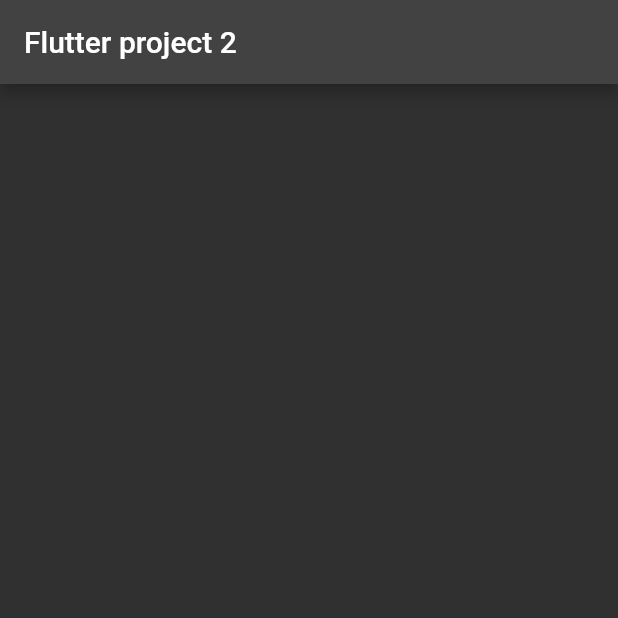
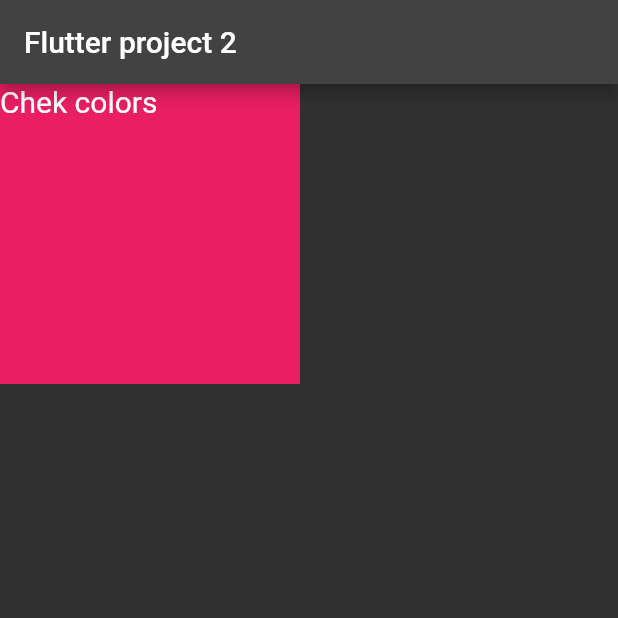
Before and after one commit to Nadil97/Flutter_Basic, a Flutter app: the screen it shows after launch, on a phone screen of 412 x 824 dp, the top half of it. Run offline on Flutter 3.47's test engine with Material 2 defaults, Android fonts, the phone set to English and light mode, and no system bars; our stand-ins replace device_preview.

Commit message:
container eddit

```diff
--- a/flutter_basic_2/lib/main.dart
+++ b/flutter_basic_2/lib/main.dart
@@ -39,7 +39,18 @@ class _MyHomePageState extends State<MyHomePage> {
       appBar: AppBar(
         title: Text("Flutter project 2"),
       ),
-      body: Container(),
+      body: Container(
+        height: 200.0,
+        width: 200.0,
+        color: Colors.pink,
+        // ignore: prefer_const_constructors
+        child: Text(
+          "Chek colors",
+          style: TextStyle(
+            fontSize: 20.0,
+          ),
+        ),
+      ),
     );
   }
 }
```
